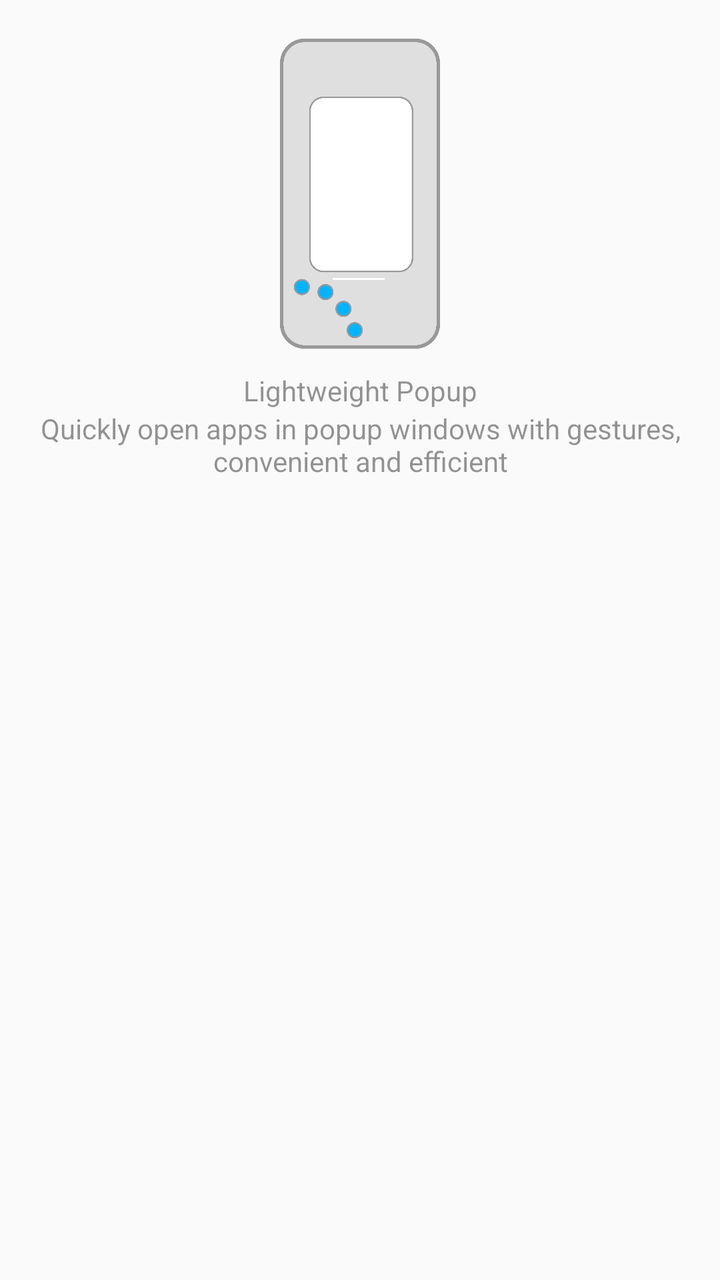
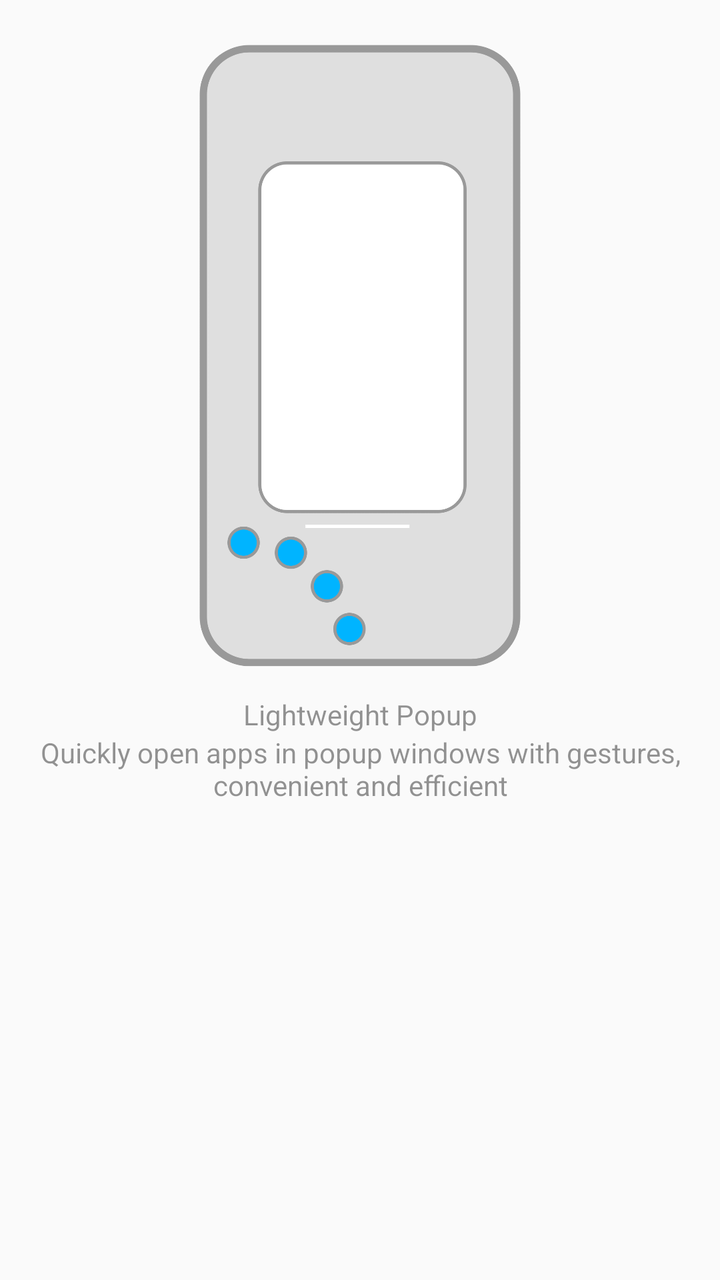

Before-and-after screenshots of an Android layout around one commit, followed by the original layout XML and the change that was made.
<!-- AndroidManifest.xml: application theme Theme.SystemUIEX -->
<!-- res/layout/settings_header.xml -->
<?xml version="1.0" encoding="utf-8"?>
<LinearLayout xmlns:android="http://schemas.android.com/apk/res/android"
    android:layout_width="match_parent"
    android:layout_height="wrap_content"
    android:gravity="center_horizontal"
    android:orientation="vertical"
    android:padding="16dp">

    <ImageView
        android:layout_width="100dp"
        android:layout_height="wrap_content"
        android:adjustViewBounds="true"
        android:contentDescription="@null"
        android:src="@drawable/ic_home_page" />

    <TextView
        android:layout_width="match_parent"
        android:layout_height="wrap_content"
        android:layout_marginTop="8dp"
        android:gravity="center"
        android:text="@string/main_hint"
        android:textColor="?android:attr/textColorSecondary"
        android:alpha="0.7"
        android:textSize="14sp" />

    <TextView
        android:layout_width="match_parent"
        android:layout_height="wrap_content"
        android:gravity="center"
        android:text="@string/main_ps"
        android:textColor="?android:attr/textColorSecondary"
        android:alpha="0.7"
        android:textSize="14sp" />
</LinearLayout>
<!-- resources referenced by this layout -->
<resources>
  <!-- drawable ic_home_page: png bitmap (drawable, 54361 bytes) -->
  <string name="main_hint">Lightweight Popup</string>
  <string name="main_ps">Quickly open apps in popup windows with gestures, convenient and efficient</string>
  <style name="Theme.SystemUIEX" parent="android:Theme.Material.Light.NoActionBar" />
</resources>

<!-- the commit's change to res/layout/settings_header.xml (unified diff, before → after) -->
@@ -7,7 +7,7 @@
     android:padding="16dp">
 
     <ImageView
-        android:layout_width="100dp"
+        android:layout_width="200dp"
         android:layout_height="wrap_content"
         android:adjustViewBounds="true"
         android:contentDescription="@null"
